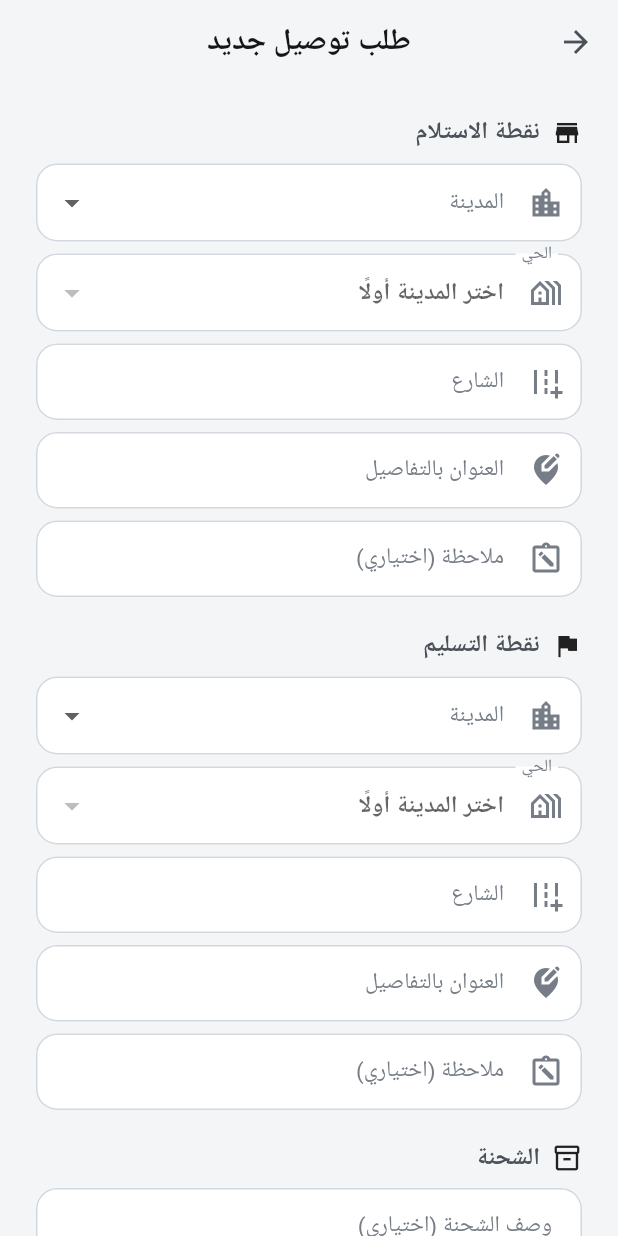
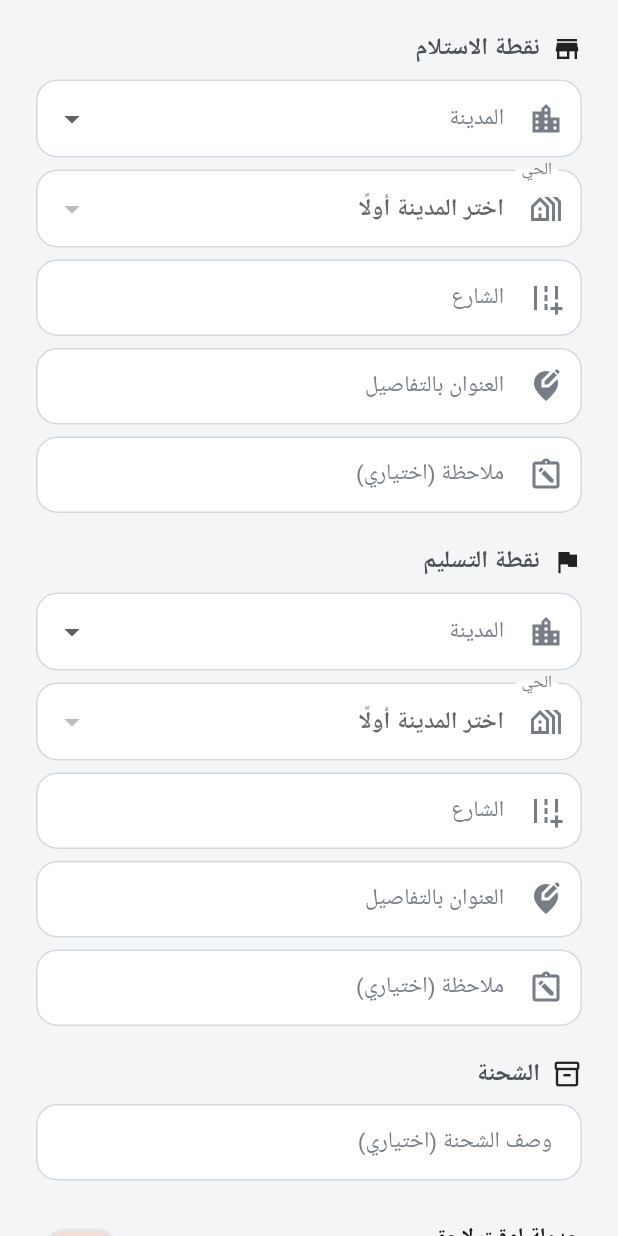
Before and after one commit to MohammedEmad333/Yalla, a Flutter app: the CreateOrderScreen screen opened directly with empty values, on a phone screen of 412 x 824 dp. Run offline on Flutter 3.47's test engine with Material 3 defaults, Android fonts, the phone set to English and light mode, and no system bars; our stand-ins replace cached_network_image, firebase_core, firebase_messaging, flutter_local_notifications, flutter_secure_storage, geolocator and 4 more; accounts and stored records are empty; network calls fail; Roboto replaces fonts that are missing (Ibm Plex Sans Arabic).

Commit message:
Remove duplicate create-order page title

```diff
--- a/mobile/lib/features/user/create_order_screen.dart
+++ b/mobile/lib/features/user/create_order_screen.dart
@@ -236,7 +236,7 @@ class _CreateOrderScreenState extends State<CreateOrderScreen> {
     final afterPoints = _quotePrice == null ? null : (_quotePrice! - _rewardDiscount).clamp(0, double.infinity);
 
     return Scaffold(
-      appBar: AppBar(title: const Text('طلب توصيل جديد')),
+      appBar: AppBar(toolbarHeight: 0),
       body: Center(
         child: ConstrainedBox(
           constraints: const BoxConstraints(maxWidth: 920),
```
